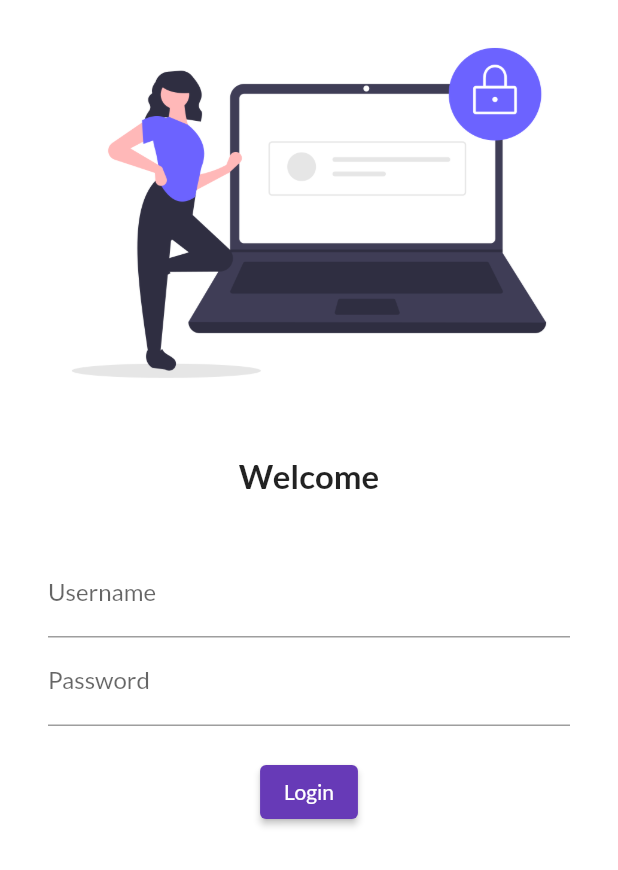
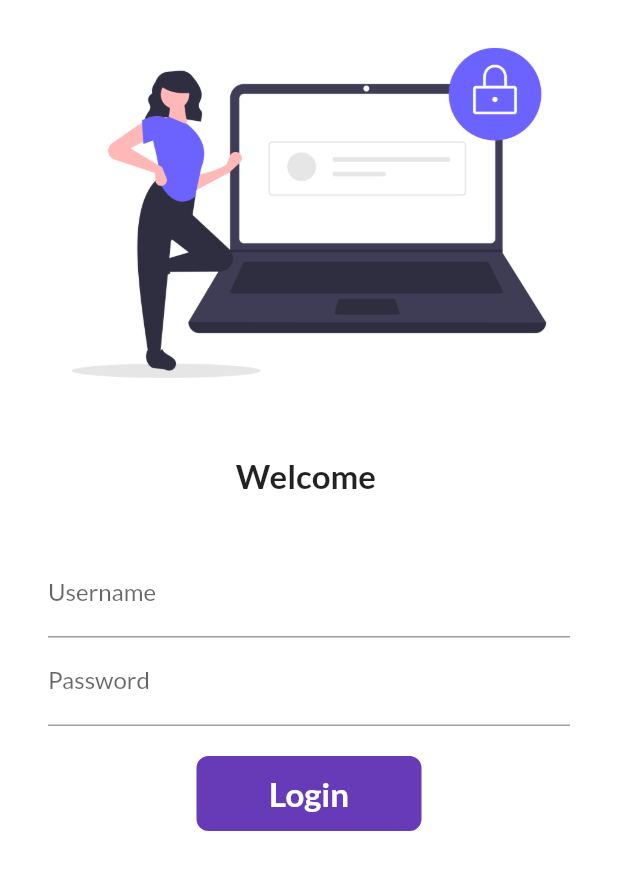
Before and after one commit to Sankalp-Boolchandani/30DaysOfFlutter, a Flutter app: the screen it shows after launch, on a phone screen of 412 x 824 dp. Shown: the top 870 px of the screen. Run offline on Flutter 3.47's test engine with Material 2 defaults, Android fonts, the phone set to English and light mode, and no system bars; our stand-ins replace google_fonts.

Commit message:
day 6 completed

```diff
--- a/lib/pages/login_page.dart
+++ b/lib/pages/login_page.dart
@@ -2,7 +2,14 @@ import 'package:flutter/cupertino.dart';
 import 'package:flutter/material.dart';
 import 'package:flutter_catalog/utils/routes.dart';
 
-class LoginPage extends StatelessWidget {
+class LoginPage extends StatefulWidget {
+  @override
+  _LoginPageState createState() => _LoginPageState();
+}
+
+class _LoginPageState extends State<LoginPage> {
+  String name = "";
+  bool button = false;
   @override
   Widget build(BuildContext context) {
     return Material(
@@ -17,7 +24,7 @@ class LoginPage extends StatelessWidget {
               SizedBox(
                 height: 20,
               ),
-              Text("Welcome",
+              Text("Welcome $name",
                   style: TextStyle(fontSize: 22, fontWeight: FontWeight.bold)),
               SizedBox(
                 height: 20,
@@ -31,6 +38,10 @@ class LoginPage extends StatelessWidget {
                       hintText: "Enter Username",
                       labelText: "Username",
                     ),
+                    onChanged: (value) {
+                      name = value;
+                      setState(() {});
+                    },
                   ),
                   TextFormField(
                     obscureText: true,
@@ -42,13 +53,44 @@ class LoginPage extends StatelessWidget {
                   SizedBox(
                     height: 20,
                   ),
-                  ElevatedButton(
-                    onPressed: () {
+                  InkWell(
+                    onTap: () async {
+                      setState(() {
+                        button = true;
+                      });
+                      await Future.delayed(Duration(seconds: 1));
                       Navigator.pushNamed(context, MyRoutes.homeRoute);
                     },
-                    child: Text("Login"),
-                    style: TextButton.styleFrom(),
+                    child: AnimatedContainer(
+                      duration: Duration(seconds: 1),
+                      width: button ? 50 : 150,
+                      height: 50,
+                      alignment: Alignment.center,
+                      decoration: BoxDecoration(
+                        borderRadius: BorderRadius.circular(button ? 50 : 8),
+                        color: Colors.deepPurple,
+                      ),
+                      child: button
+                          ? Icon(
+                              Icons.done,
+                              color: Colors.white,
+                            )
+                          : Text(
+                              "Login",
+                              style: TextStyle(
+                                  color: Colors.white,
+                                  fontWeight: FontWeight.bold,
+                                  fontSize: 22),
+                            ),
+                    ),
                   )
+                  // ElevatedButton(
+                  //   onPressed: () {
+                  //     Navigator.pushNamed(context, MyRoutes.homeRoute);
+                  //   },
+                  //   child: Text("Login"),
+                  //   style: TextButton.styleFrom(),
+                  // )
                 ]),
               )
             ],
```
